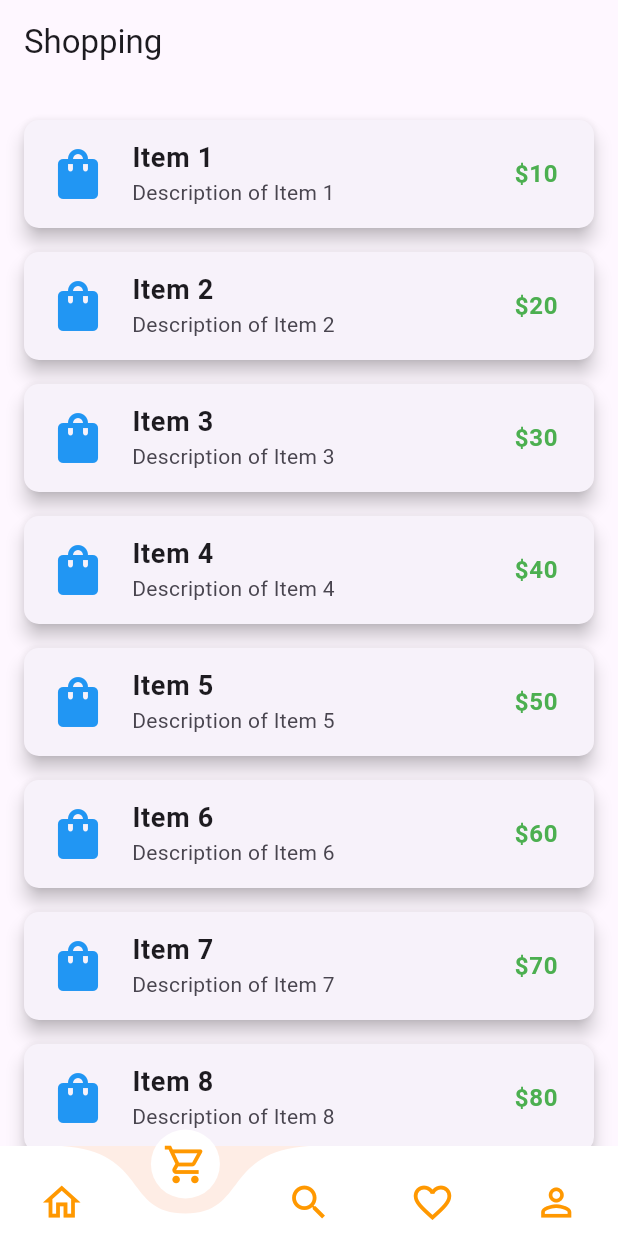
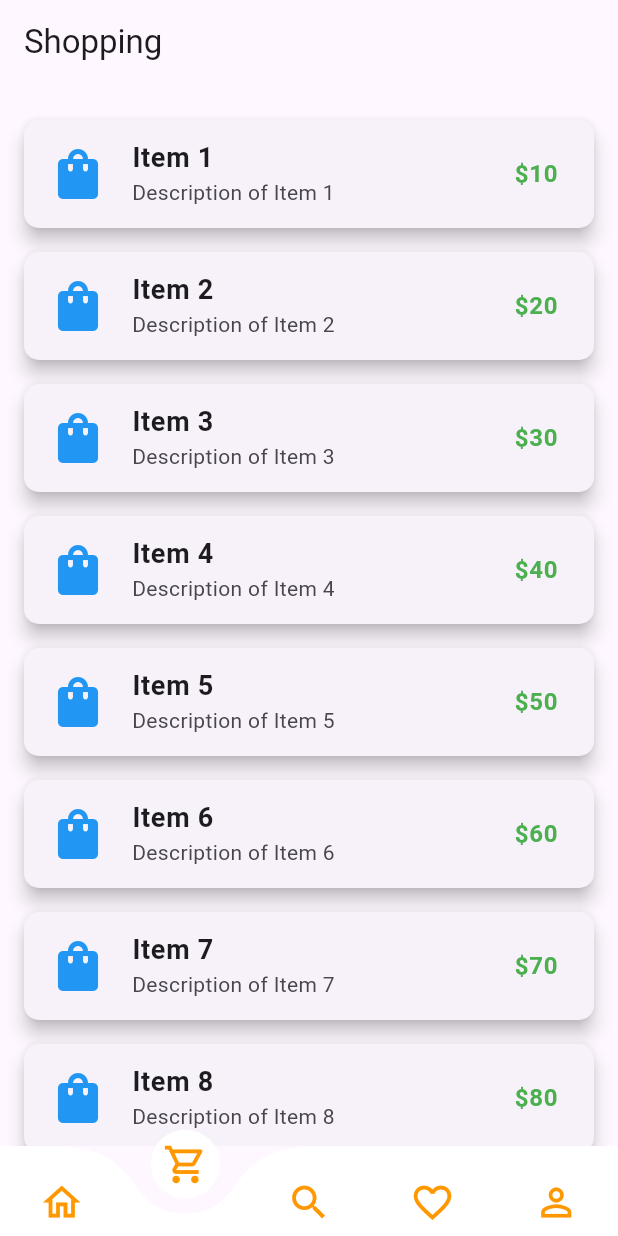
Before and after one commit to SHIBINSHA02/flavorfusion, a Flutter app: the screen it shows once a user with an empty profile is signed in, item 2 of the bottom bar chosen, on a phone screen of 412 x 824 dp. Run offline on Flutter 3.47's test engine with Material 3 defaults, Android fonts, the phone set to English and light mode, and no system bars; drawn by our look-alikes of curved_navigation_bar; our stand-ins replace firebase_auth, firebase_core, flutter_svg; accounts and stored records are empty.

Commit message:
navbarColor

```diff
--- a/lib/Home/navbar.dart
+++ b/lib/Home/navbar.dart
@@ -41,7 +41,7 @@ class _NavigationPageState extends State<NavigationPage> {
         ],
         color: Colors.white,
         buttonBackgroundColor: Colors.white,
-        backgroundColor: Colors.orange.withOpacity(0.1),
+        backgroundColor: Colors.orange.withOpacity(0),
         animationCurve: Curves.easeInOut,
         animationDuration: const Duration(milliseconds: 600),
         onTap: (index) {
```
